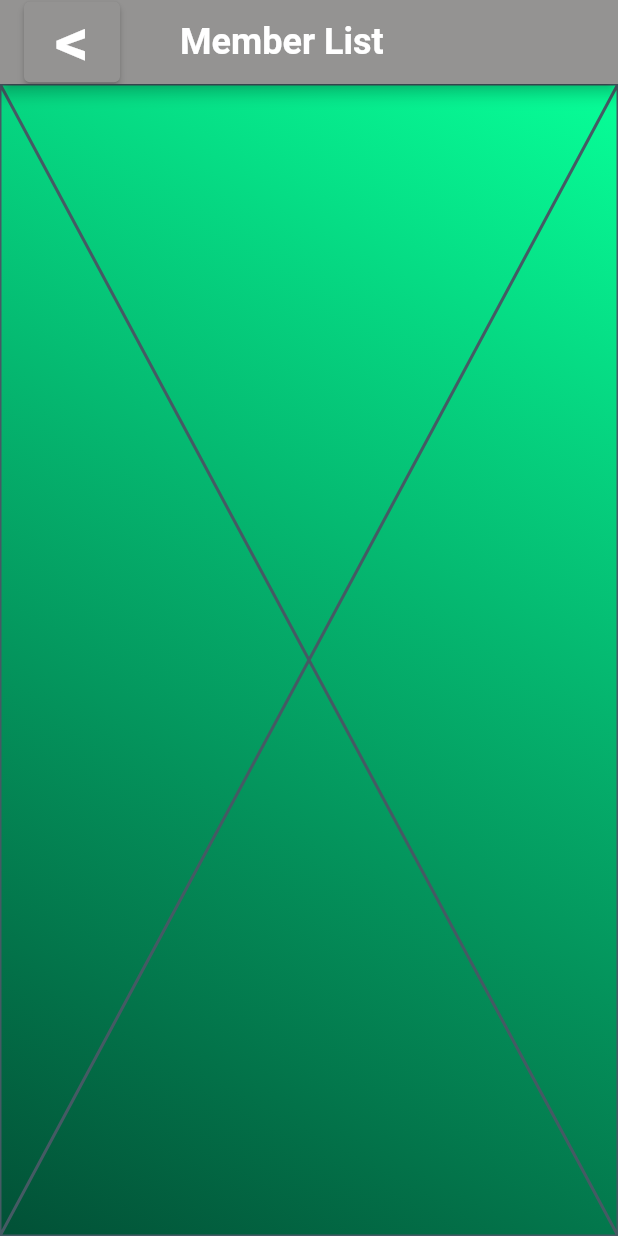
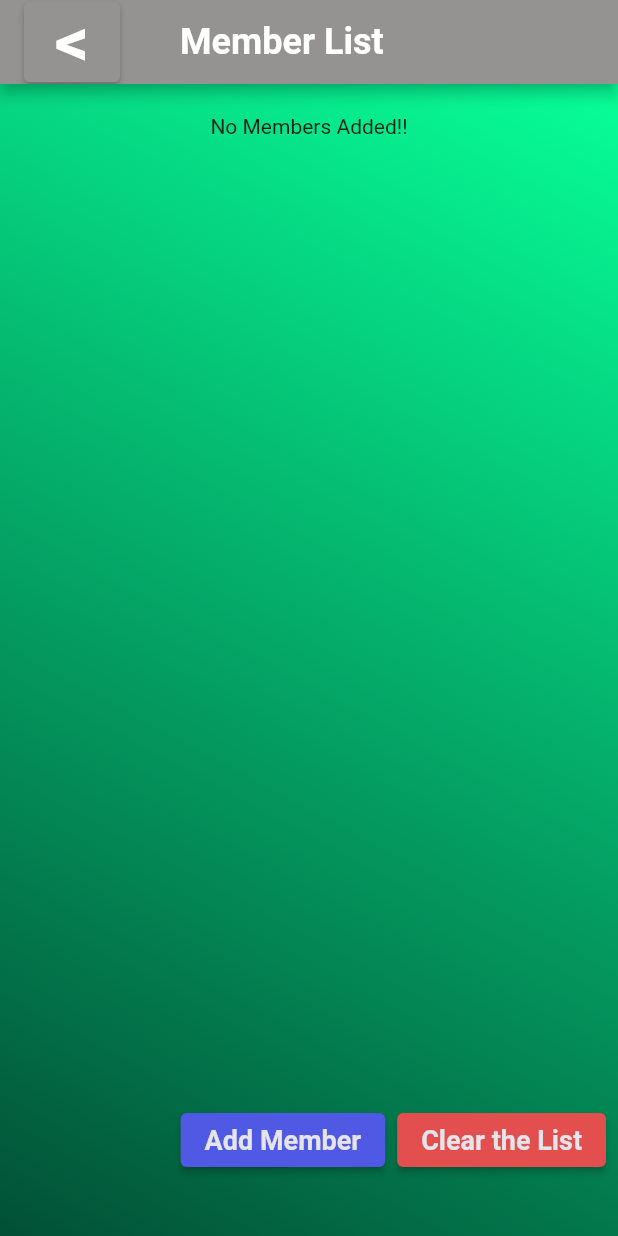
Before and after one commit to shalitha0113/Group_Divider_App, a Flutter app: the screen it shows after launch, after a tap on "Get Started", on a phone screen of 412 x 824 dp. Run offline on Flutter 3.47's test engine with Material 2 defaults, Android fonts, the light colour scheme and no system bars.

Commit message:
add member - completed (without shuffle function)

```diff
--- a/group_divider_app/lib/group_divider.dart
+++ b/group_divider_app/lib/group_divider.dart
@@ -23,18 +23,21 @@ class _GroupDividerState extends State<GroupDivider> {
                       MaterialPageRoute(
                           builder: (context) => const HomePage())),
                   style: TextButton.styleFrom(
-                      backgroundColor:const Color.fromARGB(255, 148, 147, 146),
+                      backgroundColor: const Color.fromARGB(255, 148, 147, 146),
                       padding: const EdgeInsets.all(0.4),
                       textStyle: const TextStyle(
                           color: Colors.white,
                           fontSize: 45,
                           fontWeight: FontWeight.bold)),
-
                   child: const Text('<')),
               const SizedBox(
                 width: 40,
               ),
-              const Text('Member List',textAlign: TextAlign.center,style: TextStyle(fontWeight: FontWeight.bold,fontSize: 24),),
+              const Text(
+                'Member List',
+                textAlign: TextAlign.center,
+                style: TextStyle(fontWeight: FontWeight.bold, fontSize: 24),
+              ),
               // ElevatedButton(
               //     onPressed: () => Navigator.push(
               //         context,
@@ -67,9 +70,13 @@ class AddMemberBody extends StatelessWidget {
     return Container(
       decoration: const BoxDecoration(
           gradient: LinearGradient(
-              begin: beginAlignment, end: endAlignment, colors: [ Color.fromARGB(255, 7, 255, 152),
-        Color.fromARGB(255, 2, 80, 54)])),
-        child:const Center(child: AddMemberList()),
+              begin: beginAlignment,
+              end: endAlignment,
+              colors: [
+            Color.fromARGB(255, 7, 255, 152),
+            Color.fromARGB(255, 2, 80, 54)
+          ])),
+      child: const Center(child: AddMemberList()),
     );
   }
 }
@@ -154,6 +161,139 @@ class _AddMemberListState extends State<AddMemberList> {
 
   @override
   Widget build(BuildContext context) {
-    return const Placeholder();
+    return Center(
+      child: Column(
+        mainAxisAlignment: MainAxisAlignment.center,
+        children: [
+          Expanded(
+            child: SingleChildScrollView(
+              child: memberList.isEmpty
+                  ? const Column(children: [
+                      SizedBox(height: 20),
+                      // Text("Name List",
+                      //     style: TextStyle(
+                      //         fontWeight: FontWeight.bold, fontSize: 20)),
+                      // SizedBox(height: 10),
+                      Text("No Members Added!!")
+                    ])
+                  : DataTable(
+                      headingRowHeight: 10,
+                      columns: [
+                        DataColumn(
+                          label: Container(
+                            alignment: Alignment.center,
+                            // child: const Text(
+                            //   "Name List",
+                            //   style: TextStyle(
+                            //     fontWeight: FontWeight.bold,
+                            //     fontSize: 18,
+                            //   ),
+                            // ),
+                          ),
+                        ),
+                        const DataColumn(label: Text("")),
+                      ],
+                      rows: memberList
+                          .map(
+                            (name) => DataRow(
+                              cells: [
+                                DataCell(
+                                  SizedBox(
+                                    width: 160,
+                                    child: Text(' $name'),
+                                  ),
+                                ),
+                                DataCell(
+                                  IconButton(
+                                    icon: const Icon(Icons.delete),
+                                    onPressed: () {},
+                                  ),
+                                ),
+                              ],
+                            ),
+                          )
+                          .toList(),
+                    ),
+            ),
+          ),
+          Row(
+            mainAxisAlignment: MainAxisAlignment.end,
+            children: <Widget>[
+              ElevatedButton(
+                style: TextButton.styleFrom(
+                    backgroundColor: const Color.fromARGB(255, 79, 89, 227),
+                    foregroundColor: const Color.fromARGB(255, 229, 228, 235),
+                    textStyle: const TextStyle(
+                        fontSize: 18, fontWeight: FontWeight.bold)),
+                onPressed: addMemberOnPressed,
+                child: const Text('Add Member'),
+              ),
+              const SizedBox(width: 8),
+              ElevatedButton(
+                style: TextButton.styleFrom(
+                    backgroundColor: const Color.fromARGB(255, 227, 79, 79),
+                    foregroundColor: const Color.fromARGB(255, 229, 228, 235),
+                    textStyle: const TextStyle(
+                        fontSize: 18, fontWeight: FontWeight.bold)),
+                child: const Text('Clear the List'),
+                onPressed: () {
+                  setState(() {
+                    memberList = [];
+                  });
+                },
+              ),
+              const SizedBox(width: 8),
+            ],
+          ),
+          const SizedBox(
+            height: 10,
+          ),
+          // const ElevatedButton(
+          //     // onPressed: !isMembersEnough()
+          //     //     ? null
+          //     //     : () {
+          //     //         memberList.shuffle();
+          //     //         Navigator.push(
+          //     //             context,
+          //     //             MaterialPageRoute(
+          //     //                 builder: (context) =>
+          //     //                     GroupLists(memberList: memberList)
+          //     //             )
+          //     //         );
+          //     //       },
+          //     // child: const Text("Divide to Groups")
+          //     ),
+          const SizedBox(
+            height: 30,
+          )
+        ],
+      ),
+    );
   }
 }
+
+
+
+
+// memberList.isEmpty
+          //     ? const Text('No members yet..')
+          //     : Expanded(
+          //         child: ListView.builder(
+          //           itemCount: memberList.length,
+          //           itemBuilder: (context, index) => getRow(index),
+          //         ),
+          //       ),
+          // Row(
+          //   children: [
+          //     TextButton(
+          //         onPressed: () {
+          //           String name = _addMemberController.text.trim();
+          //           if (name.isNotEmpty && memberList.isNotEmpty) {
+          //             setState(() {
+          //               memberList.add();
+          //             });
+          //           }
+          //         },
+          //         child: const Text('Add Member'))
+          //   ],
+          // )
--- /dev/null
+++ b/group_divider_app/lib/group_lists.dart
@@ -0,0 +1,16 @@
+import 'package:flutter/material.dart';
+
+class GroupsList extends StatefulWidget {
+  final List<String> memberList;
+  const GroupsList({super.key, required this.memberList});
+
+  @override
+  State<GroupsList> createState() => _GroupsListState();
+}
+
+class _GroupsListState extends State<GroupsList> {
+  @override
+  Widget build(BuildContext context) {
+    return const Placeholder();
+  }
+}
```
